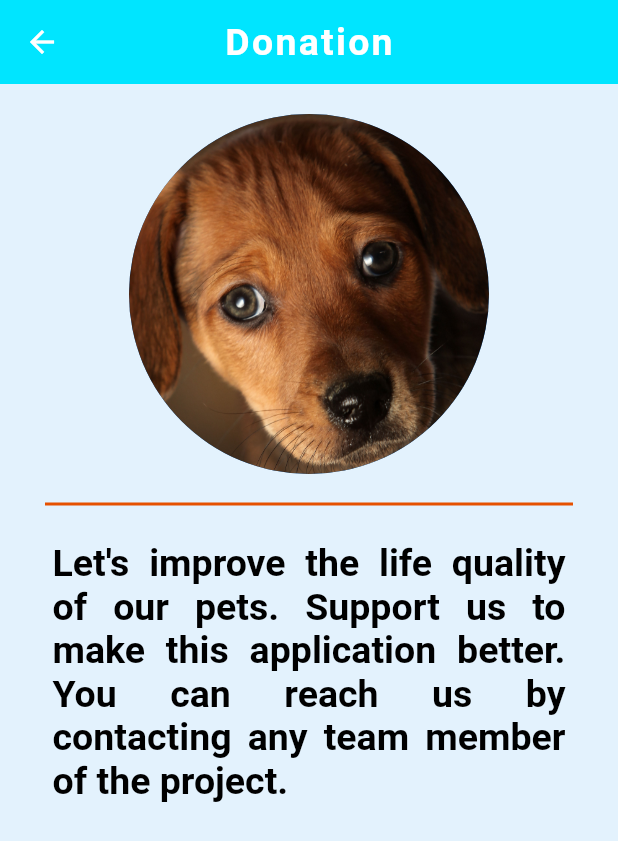
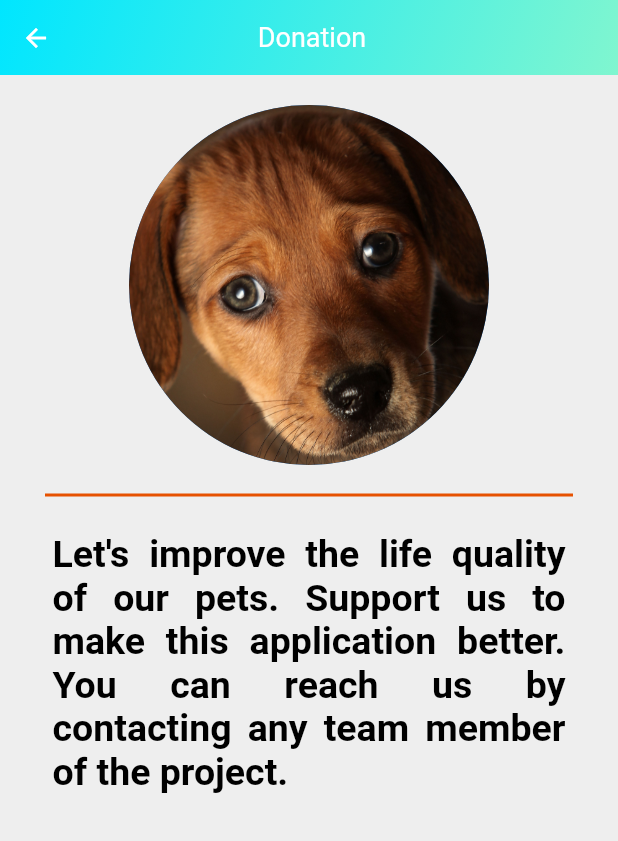
Before and after one commit to Furball-Tales/furball-tales, a Flutter app: the Donation screen opened directly, on a phone screen of 412 x 824 dp. Shown: the top 841 px of the screen. Run offline on Flutter 3.47's test engine with Material 2 defaults, Android fonts, the phone set to English and light mode, and no system bars; our stand-ins replace firebase_auth, firebase_database, firebase_storage, flutter_datetime_picker, flutter_neumorphic, google_sign_in and 3 more; accounts and stored records are empty.

Commit message:
changed appbars

```diff
--- a/furballTalesApp/lib/profile/donation.dart
+++ b/furballTalesApp/lib/profile/donation.dart
@@ -1,19 +1,17 @@
 import 'package:flutter/material.dart';
+import '../app_bar.dart';
+import '../frontend_settings.dart';
+
+var baseColor = NeumorphicCardSettings.baseColor;
 
 class Donation extends StatelessWidget {
   @override
   Widget build(BuildContext context) {
     return Scaffold(
-      backgroundColor: Colors.blue[50],
-      appBar: AppBar(
-        title: Text(
-          'Donation',
-          style: TextStyle(
-              fontWeight: FontWeight.bold, letterSpacing: 1.5, fontSize: 25),
-        ),
-        centerTitle: true,
-        backgroundColor: Colors.cyanAccent[400],
-        elevation: 0.0,
+      backgroundColor: Color(baseColor),
+      appBar: GradientAppBar(
+        "Donation",
+        true,
       ),
       body: Padding(
         padding: const EdgeInsets.fromLTRB(30.0, 20.0, 30.0, 0),
```
Also changed, not shown: furballTalesApp/lib/profile/project_details.dart (+7 -8 lines), furballTalesApp/lib/profile/team.dart (+24 -27 lines).
